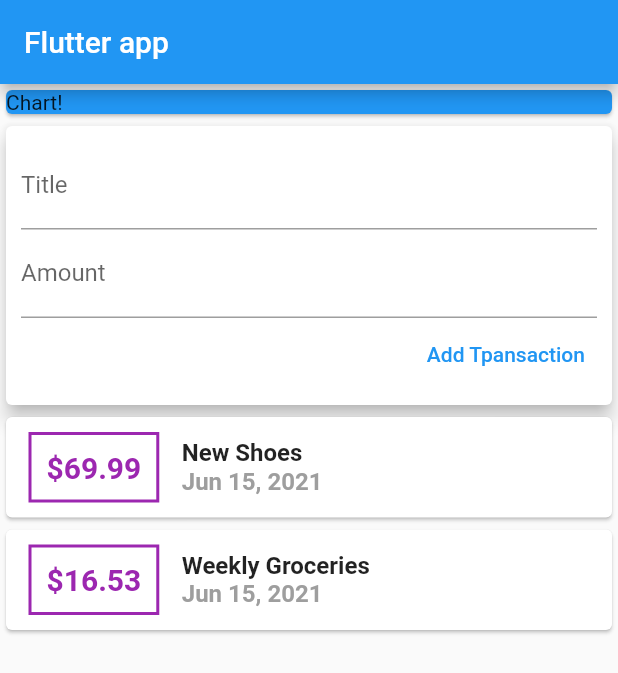
After one commit to LeftTwixWand/PersonalExpences, a Flutter app: the screen it shows after launch, on a phone screen of 412 x 824 dp. The commit adds this screen. Shown: the top 673 px of the screen. Run offline on Flutter 3.47's test engine with Material 2 defaults, Android fonts, the phone set to English and light mode, and no system bars.

Commit message:
Project structure refactoring. Expences adding.

```diff
--- /dev/null
+++ b/lib/widgest/new_transaction.dart
@@ -0,0 +1,37 @@
+import 'package:flutter/material.dart';
+
+class NewTransaction extends StatelessWidget {
+  final titleController = TextEditingController();
+  final amountController = TextEditingController();
+  final Function addTransactionCallback;
+
+  NewTransaction(this.addTransactionCallback);
+
+  @override
+  Widget build(BuildContext context) => Card(
+        elevation: 5,
+        child: Container(
+          padding: EdgeInsets.all(10),
+          child: Column(
+            crossAxisAlignment: CrossAxisAlignment.end,
+            children: <Widget>[
+              TextField(
+                decoration: InputDecoration(labelText: 'Title'),
+                controller: titleController,
+              ),
+              TextField(
+                decoration: InputDecoration(labelText: 'Amount'),
+                controller: amountController,
+              ),
+              TextButton(
+                onPressed: () {
+                  addTransactionCallback(titleController.text,
+                      double.parse(amountController.text));
+                },
+                child: Text('Add Tpansaction'),
+              ),
+            ],
+          ),
+        ),
+      );
+}
--- /dev/null
+++ b/lib/widgest/transaction_list.dart
@@ -0,0 +1,55 @@
+import 'package:flutter/material.dart';
+import '../models/transaction.dart';
+import 'package:intl/intl.dart';
+
+class TransactionList extends StatelessWidget {
+  final List<Transaction> transactions;
+
+  TransactionList(this.transactions);
+
+  @override
+  Widget build(BuildContext context) => Container(
+        height: 300,
+        child: ListView.builder(
+          itemBuilder: (ctx, index) => Card(
+            child: Row(
+              children: <Widget>[
+                Container(
+                  padding: EdgeInsets.all(10),
+                  margin: EdgeInsets.symmetric(vertical: 10, horizontal: 15),
+                  decoration: BoxDecoration(
+                    border: Border.all(color: Colors.purple, width: 2),
+                  ),
+                  child: Text(
+                    '\$${transactions[index].amount}',
+                    style: TextStyle(
+                      fontWeight: FontWeight.bold,
+                      fontSize: 20,
+                      color: Colors.purple,
+                    ),
+                  ),
+                ),
+                Column(
+                  crossAxisAlignment: CrossAxisAlignment.start,
+                  children: <Widget>[
+                    Text(
+                      transactions[index].title,
+                      style:
+                          TextStyle(fontSize: 16, fontWeight: FontWeight.bold),
+                    ),
+                    Text(
+                      DateFormat.yMMMd().format(transactions[index].date),
+                      style: TextStyle(
+                          color: Colors.grey,
+                          fontSize: 16,
+                          fontWeight: FontWeight.bold),
+                    ),
+                  ],
+                )
+              ],
+            ),
+          ),
+          itemCount: transactions.length,
+        ),
+      );
+}
--- /dev/null
+++ b/lib/widgest/user_transactions.dart
@@ -0,0 +1,35 @@
+import 'package:flutter/material.dart';
+import '../models/transaction.dart';
+import './transaction_list.dart';
+import './new_transaction.dart';
+
+class UserTransactions extends StatefulWidget {
+  const UserTransactions({Key? key}) : super(key: key);
+
+  @override
+  _UserTransactionsState createState() => _UserTransactionsState();
+}
+
+class _UserTransactionsState extends State<UserTransactions> {
+  final List<Transaction> _userTransactions = [
+    Transaction('t1', 'New Shoes', 69.99, DateTime.now()),
+    Transaction('t2', 'Weekly Groceries', 16.53, DateTime.now()),
+  ];
+
+  void _addNewTransaction(String transactionTitle, double transactionAmount) {
+    final newTransaction = Transaction(DateTime.now().toString(),
+        transactionTitle, transactionAmount, DateTime.now());
+
+    setState(() {
+      _userTransactions.add(newTransaction);
+    });
+  }
+
+  @override
+  Widget build(BuildContext context) => Column(
+        children: <Widget>[
+          NewTransaction(_addNewTransaction),
+          TransactionList(_userTransactions),
+        ],
+      );
+}
```
Also changed, not shown: lib/main.dart (+5 -85 lines), lib/models/transaction.dart (renamed from lib/transaction.dart).
